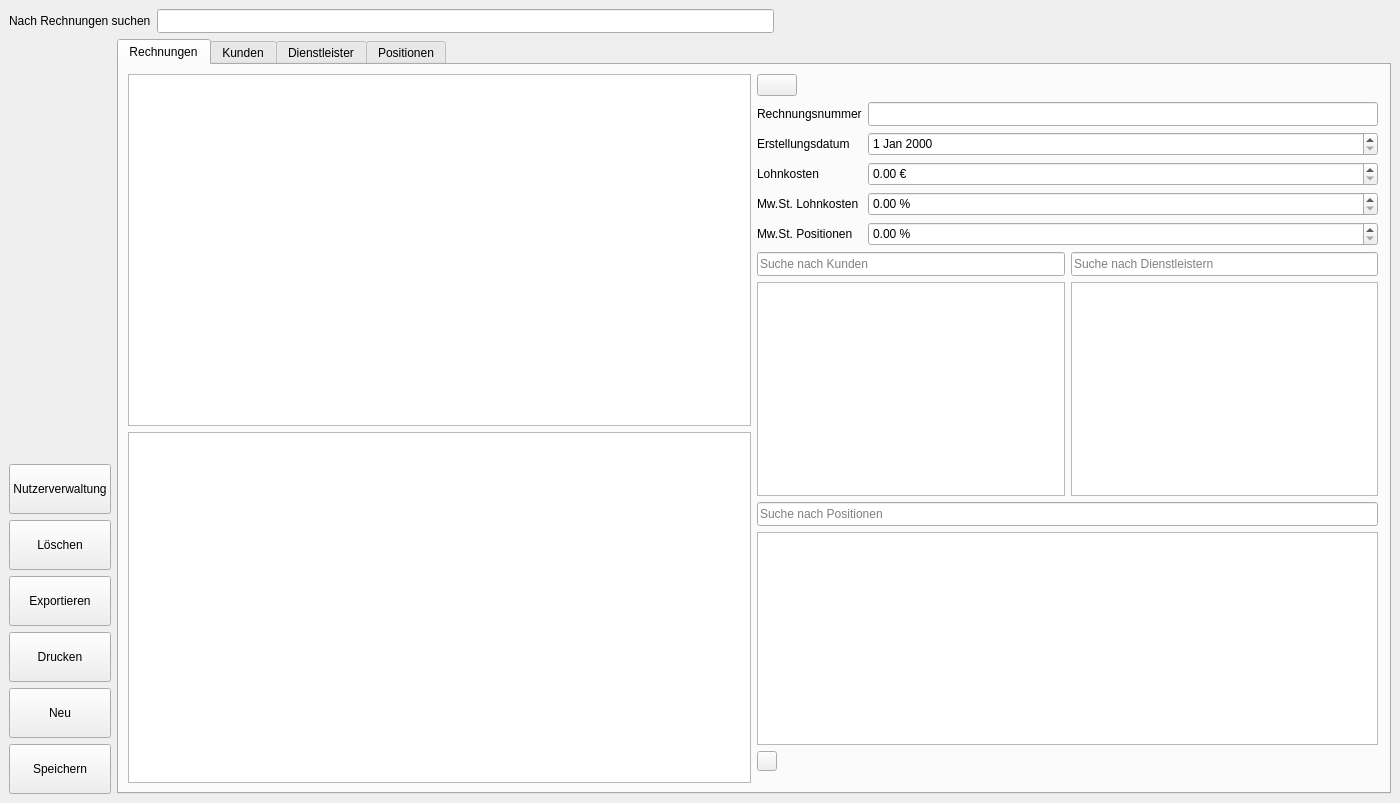
This is Qt/main.ui in SIMKCN/LF11-Projekt as Qt 5 draws it before an edit. The edited form follows.
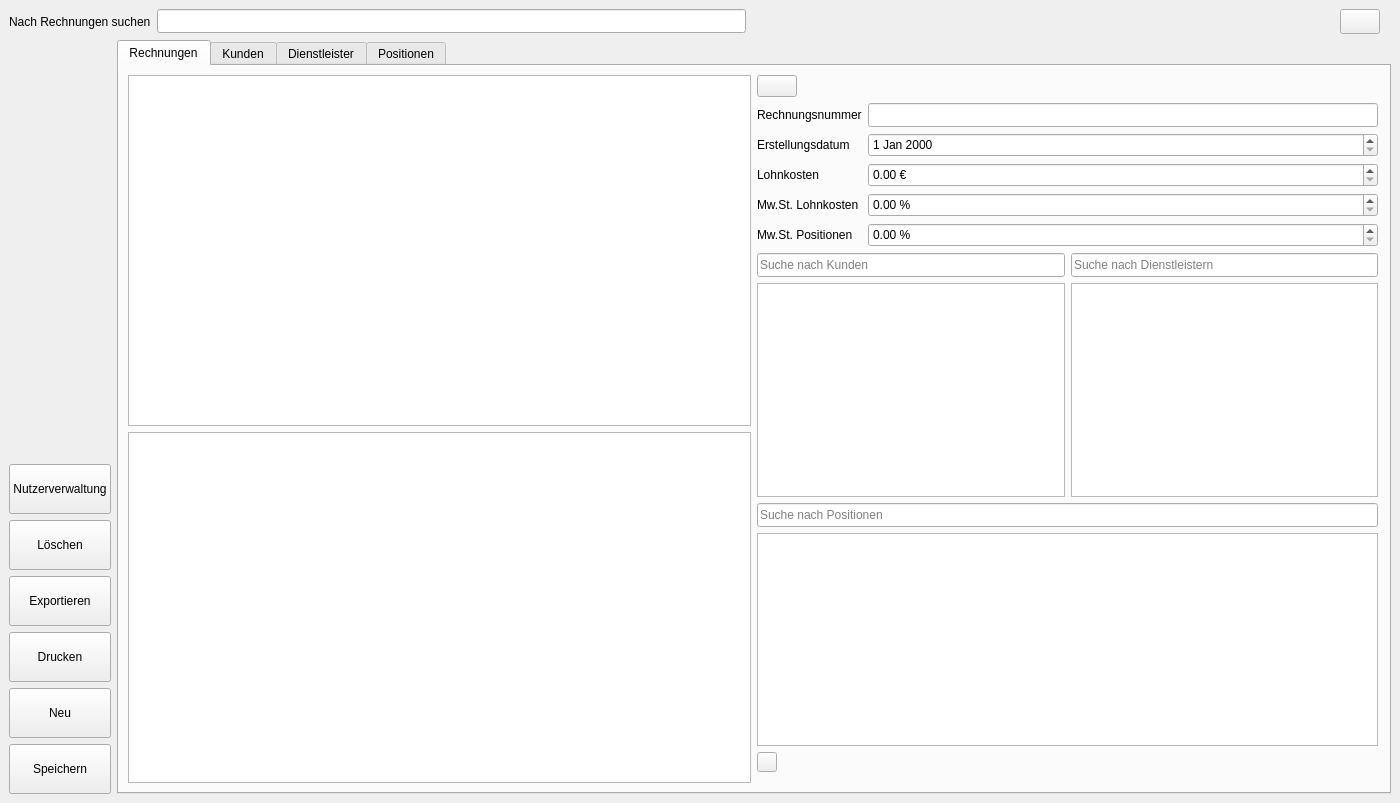
This is the edited form. The open tabs and pages were chosen to show the change. Icons and pictures are not drawn.

Commit message: Info Dialog mit Appreciations

```diff
--- a/Qt/main.ui
+++ b/Qt/main.ui
@@ -57,6 +57,39 @@
         </property>
        </spacer>
       </item>
+      <item>
+       <widget class="QPushButton" name="btn_info">
+        <property name="minimumSize">
+         <size>
+          <width>25</width>
+          <height>25</height>
+         </size>
+        </property>
+        <property name="text">
+         <string/>
+        </property>
+        <property name="icon">
+         <iconset>
+          <normaloff>icons/information.png</normaloff>icons/information.png</iconset>
+        </property>
+       </widget>
+      </item>
+      <item>
+       <spacer name="horizontalSpacer">
+        <property name="orientation">
+         <enum>Qt::Orientation::Horizontal</enum>
+        </property>
+        <property name="sizeType">
+         <enum>QSizePolicy::Policy::Fixed</enum>
+        </property>
+        <property name="sizeHint" stdset="0">
+         <size>
+          <width>11</width>
+          <height>10</height>
+         </size>
+        </property>
+       </spacer>
+      </item>
      </layout>
     </item>
     <item>
```
Left out of the diff: 2 changed lines with no effect on the pictures. The commit also changes 6 other files.
